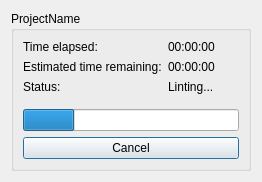
First picture: the form in linty/ProgressWindow.ui, repository Ayymoose/PC-Lint-GUI, before the edit.
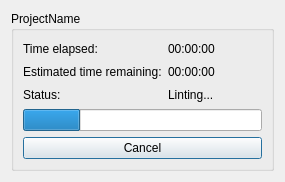
Second picture: the form after the edit.

Commit message: feat: display project/directory name in progress window

Patch:
```diff
--- a/linty/ProgressWindow.ui
+++ b/linty/ProgressWindow.ui
@@ -6,7 +6,7 @@
    <rect>
     <x>0</x>
     <y>0</y>
-    <width>262</width>
+    <width>285</width>
     <height>182</height>
    </rect>
   </property>
@@ -16,12 +16,18 @@
   <layout class="QVBoxLayout" name="verticalLayout_2">
    <item>
     <widget class="QGroupBox" name="lintGroupBox">
+     <property name="maximumSize">
+      <size>
+       <width>280</width>
+       <height>16777215</height>
+      </size>
+     </property>
      <property name="title">
       <string>ProjectName</string>
      </property>
      <layout class="QVBoxLayout" name="verticalLayout_3">
       <item>
-       <layout class="QFormLayout" name="formLayout">
+       <layout class="QGridLayout" name="gridLayout">
         <item row="0" column="0">
          <widget class="QLabel" name="label">
           <property name="text">
```
The commit also changes 4 other files.
